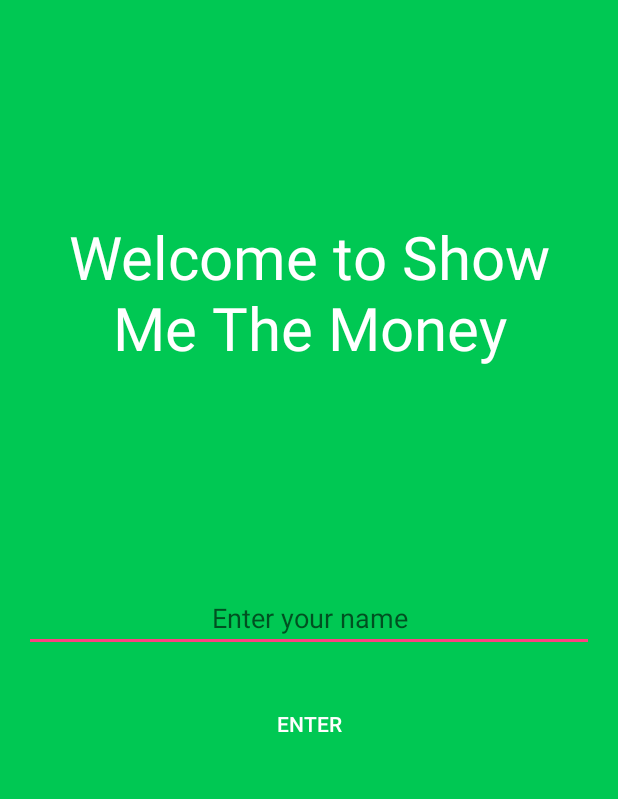
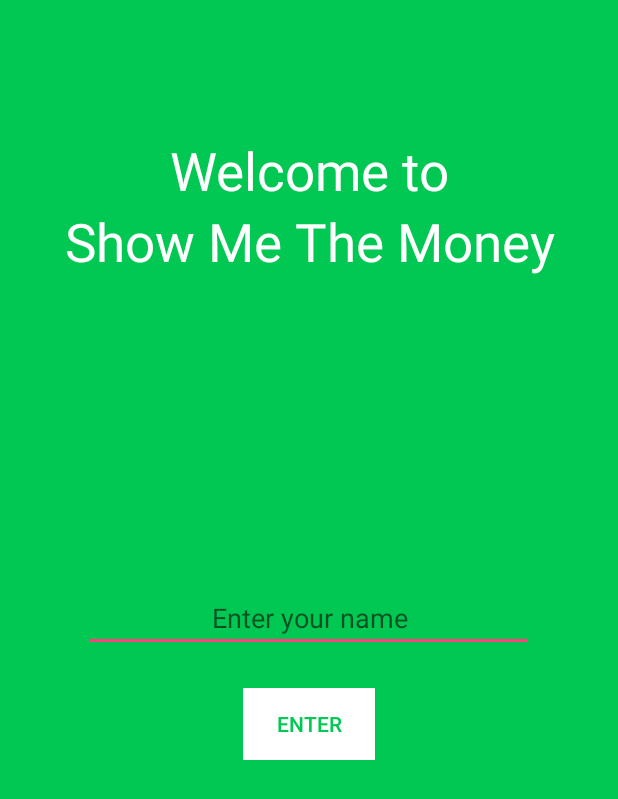
Before and after one commit to KevinLee00/ShowMeTheMoney, an Android app: the screen it shows after launch (WelcomeActivity), on a phone screen of 412 x 824 dp. Shown: the top 799 px of the screen. Run offline under Robolectric (Android 15) with nearby library versions, the phone set to English and light mode, and no system bars; libraries missing offline, so code that uses them is left out: com.rengwuxian.materialedittext; plain views replace MaterialEditText; 1 statement that could not run was skipped.

Commit message:
Title card name now matches welcome screen input

```diff
--- a/app/src/main/java/edu/ucsb/cs/cs185/nivek325/showmethemoney/MainActivity.java
+++ b/app/src/main/java/edu/ucsb/cs/cs185/nivek325/showmethemoney/MainActivity.java
@@ -1,5 +1,6 @@
 package edu.ucsb.cs.cs185.nivek325.showmethemoney;
 
+import android.content.Intent;
 import android.net.Uri;
 import android.os.Bundle;
 import android.support.design.widget.TabLayout;
@@ -39,11 +40,15 @@ public class MainActivity extends AppCompatActivity implements TransactionHistor
     private SectionsPagerAdapter mSectionsPagerAdapter;
     private ViewPager mViewPager;
     public static FloatingActionsMenu fabMenu;
+    private String name;
 
     @Override
     protected void onCreate(Bundle savedInstanceState) {
         super.onCreate(savedInstanceState);
         setContentView(R.layout.activity_main);
+
+        Intent intent = getIntent();
+        name = intent.getStringExtra("name");
 
         Toolbar toolbar = (Toolbar) findViewById(R.id.toolbar);
         setSupportActionBar(toolbar);
@@ -184,6 +189,7 @@ public class MainActivity extends AppCompatActivity implements TransactionHistor
                 return transactionHistoryFragment;
             } else if (position == 1) {
                 progressBarFragment = new MainProgressBarFragment();
+                progressBarFragment.setName(name);
                 return progressBarFragment;
             } else {
                 return future;
--- a/app/src/main/java/edu/ucsb/cs/cs185/nivek325/showmethemoney/WelcomeActivity.java
+++ b/app/src/main/java/edu/ucsb/cs/cs185/nivek325/showmethemoney/WelcomeActivity.java
@@ -5,6 +5,9 @@ import android.os.Bundle;
 import android.support.v7.app.AppCompatActivity;
 import android.view.View;
 import android.widget.Button;
+import android.widget.EditText;
+
+import com.rengwuxian.materialedittext.MaterialEditText;
 
 public class WelcomeActivity extends AppCompatActivity {
 
@@ -14,10 +17,12 @@ public class WelcomeActivity extends AppCompatActivity {
         setContentView(R.layout.welcome);
         final Intent intent = new Intent(this, MainActivity.class);
 
+        final MaterialEditText editText = (MaterialEditText) findViewById(R.id.name_edit_text);
         Button button = (Button) findViewById(R.id.welcome_button);
         button.setOnClickListener(new View.OnClickListener() {
             @Override
             public void onClick(View view) {
+                intent.putExtra("name", editText.getText().toString());
                 startActivity(intent);
                 finish();
             }
--- a/app/src/main/res/layout/welcome.xml
+++ b/app/src/main/res/layout/welcome.xml
@@ -13,29 +13,49 @@
         android:layout_height="wrap_content"
         android:layout_centerInParent="true"
         android:layout_gravity="center"
-        android:layout_marginEnd="16dp"
-        android:layout_marginStart="16dp"
+        android:layout_marginEnd="56dp"
+        android:layout_marginStart="56dp"
         android:gravity="center"
         android:hint="@string/enter_name"
-        app:met_textColorHint="@color/white"/>
+        android:layout_marginTop="30dp"
+        app:met_textColorHint="@color/white"
+        android:textColor="@color/white"
+        android:maxLines="1"
+        android:inputType="text"
+        android:imeOptions="actionDone"
+        />
 
     <LinearLayout
         android:id="@+id/welcome_text_view_layout"
         android:layout_width="match_parent"
         android:layout_height="wrap_content"
         android:layout_above="@id/name_edit_text"
+        android:orientation="vertical"
         android:layout_alignParentTop="true">
 
         <TextView
-            android:id="@+id/welcome_text_view"
+            android:id="@+id/welcome_to_text_view"
             android:layout_width="match_parent"
-            android:layout_height="match_parent"
+            android:layout_height="wrap_content"
+            android:layout_marginEnd="16dp"
+            android:layout_marginStart="16dp"
+            android:layout_marginTop="90dp"
+            android:gravity="center"
+            android:text="@string/welcome_to"
+            android:textColor="@color/white"
+            android:textSize="35sp"/>
+
+
+        <TextView
+            android:id="@+id/show_me_the_money_text_view"
+            android:layout_width="match_parent"
+            android:layout_height="wrap_content"
             android:layout_marginEnd="16dp"
             android:layout_marginStart="16dp"
             android:gravity="center"
-            android:text="@string/welcome"
+            android:text="@string/title"
             android:textColor="@color/white"
-            android:textSize="40sp"/>
+            android:textSize="35sp"/>
 
     </LinearLayout>
 
@@ -47,7 +67,9 @@
         android:layout_below="@id/name_edit_text"
         android:layout_centerHorizontal="true"
         android:layout_marginTop="24dp"
+        android:background="@color/white"
         android:text="@string/enter"
-        android:textColor="@color/white"/>
+        android:textColor="@color/primaryGreen"
+        />
 
 </RelativeLayout>
--- a/app/src/main/res/values/strings.xml
+++ b/app/src/main/res/values/strings.xml
@@ -17,5 +17,6 @@
     <string name="enter_amount">Enter Amount</string>
     <string name="enter">Enter</string>
     <string name="enter_name">Enter your name</string>
-    <string name="welcome">Welcome to Show Me The Money</string>
+    <string name="welcome_to">Welcome to</string>
+
 </resources>
--- a/app/src/main/res/values/styles.xml
+++ b/app/src/main/res/values/styles.xml
@@ -69,7 +69,7 @@
         <item name="rcBackgroundPadding">5dp</item>
         <item name="rcBackgroundColor">@color/progress_background</item>
         <item name="android:layout_marginTop">2dp</item>
-        <item name="android:layout_height">40dp</item>
+        <item name="android:layout_height">35dp</item>
         <item name="android:layout_width">match_parent</item>
     </style>
 
```
Also changed, not shown: app/src/main/java/edu/ucsb/cs/cs185/nivek325/showmethemoney/MainProgressBarFragment.java (+14 -0 lines), app/src/main/res/layout/swipe_up.xml (+16 -16 lines).
